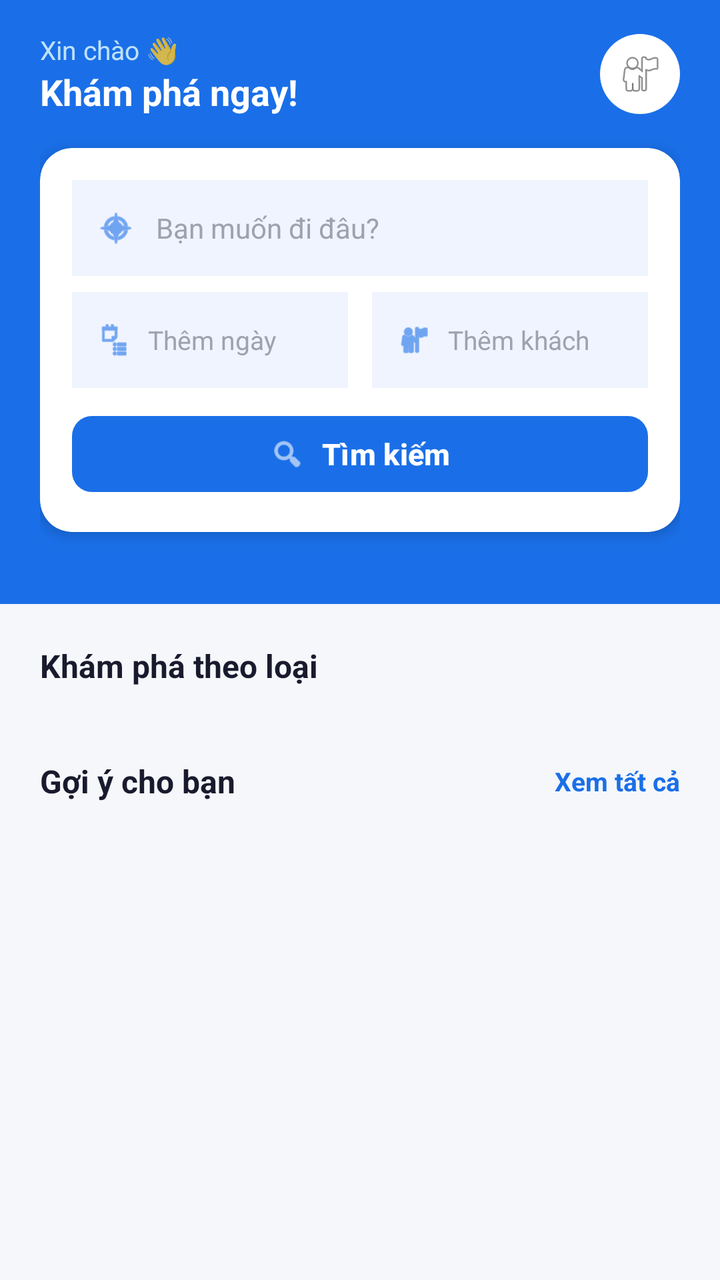
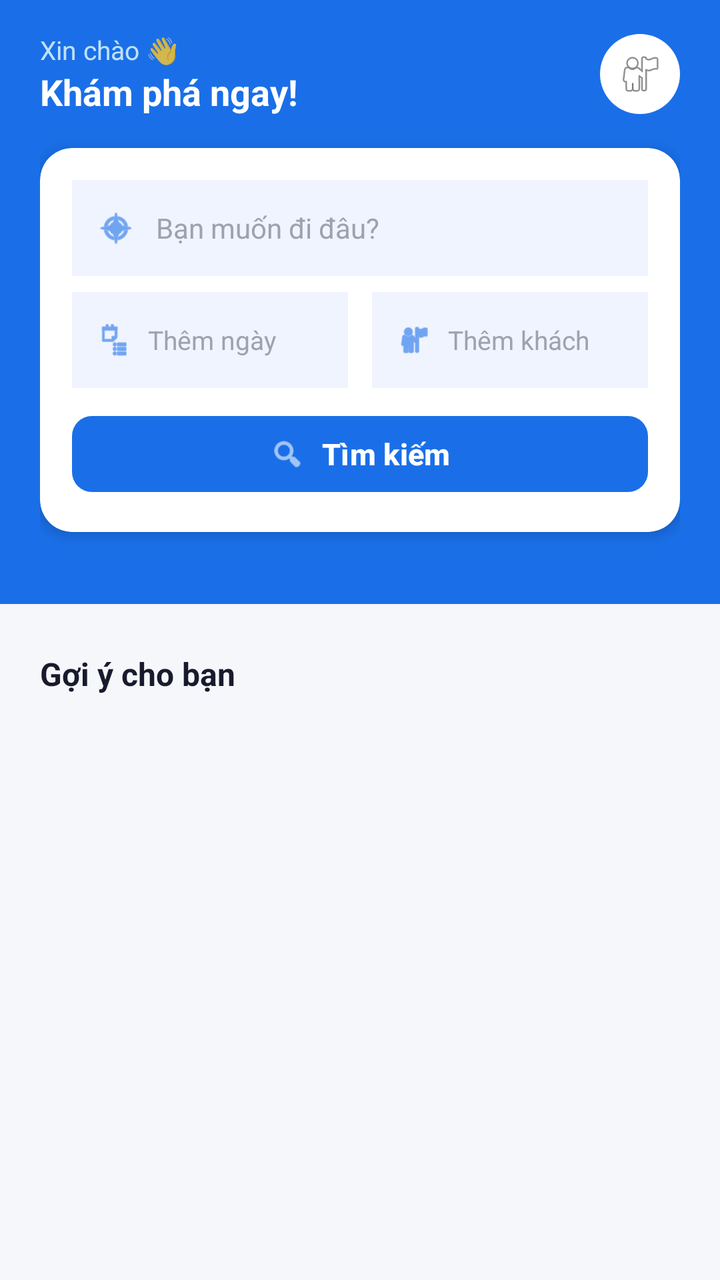

An Android layout rendered at two revisions. The XML below is the earlier revision; the diff shows what the commit changed to produce the second picture.
<!-- AndroidManifest.xml: application theme Theme.BookingApp -->
<!-- res/layout/fragment_home.xml -->
<?xml version="1.0" encoding="utf-8"?>
<androidx.coordinatorlayout.widget.CoordinatorLayout xmlns:android="http://schemas.android.com/apk/res/android"
    xmlns:app="http://schemas.android.com/apk/res-auto"
    android:layout_width="match_parent"
    android:layout_height="match_parent"
    android:background="@color/background">

    
    <com.google.android.material.appbar.AppBarLayout
        android:id="@+id/appBarLayout"
        android:layout_width="match_parent"
        android:layout_height="wrap_content"
        android:background="@color/primary"
        android:fitsSystemWindows="true"
        app:elevation="0dp">

        <LinearLayout
            android:layout_width="match_parent"
            android:layout_height="wrap_content"
            android:orientation="vertical"
            android:paddingStart="20dp"
            android:paddingTop="16dp"
            android:paddingEnd="20dp"
            android:paddingBottom="24dp">

            
            <LinearLayout
                android:layout_width="match_parent"
                android:layout_height="wrap_content"
                android:gravity="center_vertical"
                android:orientation="horizontal">

                <LinearLayout
                    android:layout_width="0dp"
                    android:layout_height="wrap_content"
                    android:layout_weight="1"
                    android:orientation="vertical">

                    <TextView
                        android:layout_width="wrap_content"
                        android:layout_height="wrap_content"
                        android:text="Xin chào 👋"
                        android:textColor="#CCE8FFFF"
                        android:textSize="13sp" />

                    <TextView
                        android:id="@+id/tvUserName"
                        android:layout_width="wrap_content"
                        android:layout_height="wrap_content"
                        android:text="Khám phá ngay!"
                        android:textColor="@color/white"
                        android:textSize="18sp"
                        android:textStyle="bold" />
                </LinearLayout>

                <ImageView
                    android:id="@+id/ivAvatar"
                    android:layout_width="40dp"
                    android:layout_height="40dp"
                    android:background="@drawable/circle_white_bg"
                    android:src="@android:drawable/ic_menu_myplaces"
                    android:padding="8dp" />
            </LinearLayout>

            
            <androidx.cardview.widget.CardView
                android:id="@+id/cardSearch"
                android:layout_width="match_parent"
                android:layout_height="wrap_content"
                android:layout_marginTop="16dp"
                app:cardBackgroundColor="@color/white"
                app:cardCornerRadius="16dp"
                app:cardElevation="4dp">

                <LinearLayout
                    android:layout_width="match_parent"
                    android:layout_height="wrap_content"
                    android:orientation="vertical"
                    android:padding="16dp">

                    
                    <LinearLayout
                        android:id="@+id/layoutSearchLocation"
                        android:layout_width="match_parent"
                        android:layout_height="48dp"
                        android:background="@color/surface_variant"
                        android:gravity="center_vertical"
                        android:orientation="horizontal"
                        android:paddingStart="12dp"
                        android:paddingEnd="12dp">

                        <ImageView
                            android:layout_width="20dp"
                            android:layout_height="20dp"
                            android:src="@android:drawable/ic_menu_compass"
                            android:tint="@color/primary" />

                        <TextView
                            android:id="@+id/tvSearchLocation"
                            android:layout_width="0dp"
                            android:layout_height="wrap_content"
                            android:layout_marginStart="10dp"
                            android:layout_weight="1"
                            android:text="Bạn muốn đi đâu?"
                            android:textColor="@color/text_hint"
                            android:textSize="14sp" />
                    </LinearLayout>

                    
                    <LinearLayout
                        android:layout_width="match_parent"
                        android:layout_height="wrap_content"
                        android:layout_marginTop="8dp"
                        android:orientation="horizontal">

                        
                        <LinearLayout
                            android:id="@+id/layoutSearchDate"
                            android:layout_width="0dp"
                            android:layout_height="48dp"
                            android:layout_marginEnd="6dp"
                            android:layout_weight="1"
                            android:background="@color/surface_variant"
                            android:gravity="center_vertical"
                            android:orientation="horizontal"
                            android:paddingStart="12dp"
                            android:paddingEnd="12dp">

                            <ImageView
                                android:layout_width="18dp"
                                android:layout_height="18dp"
                                android:src="@android:drawable/ic_menu_agenda"
                                android:tint="@color/primary" />

                            <TextView
                                android:id="@+id/tvSearchDate"
                                android:layout_width="wrap_content"
                                android:layout_height="wrap_content"
                                android:layout_marginStart="8dp"
                                android:text="Thêm ngày"
                                android:textColor="@color/text_hint"
                                android:textSize="13sp" />
                        </LinearLayout>

                        
                        <LinearLayout
                            android:id="@+id/layoutSearchGuest"
                            android:layout_width="0dp"
                            android:layout_height="48dp"
                            android:layout_marginStart="6dp"
                            android:layout_weight="1"
                            android:background="@color/surface_variant"
                            android:gravity="center_vertical"
                            android:orientation="horizontal"
                            android:paddingStart="12dp"
                            android:paddingEnd="12dp">

                            <ImageView
                                android:layout_width="18dp"
                                android:layout_height="18dp"
                                android:src="@android:drawable/ic_menu_myplaces"
                                android:tint="@color/primary" />

                            <TextView
                                android:id="@+id/tvSearchGuest"
                                android:layout_width="wrap_content"
                                android:layout_height="wrap_content"
                                android:layout_marginStart="8dp"
                                android:text="Thêm khách"
                                android:textColor="@color/text_hint"
                                android:textSize="13sp" />
                        </LinearLayout>
                    </LinearLayout>

                    
                    <com.google.android.material.button.MaterialButton
                        android:id="@+id/btnSearch"
                        android:layout_width="match_parent"
                        android:layout_height="46dp"
                        android:layout_marginTop="10dp"
                        android:text="Tìm kiếm"
                        android:textColor="@color/white"
                        android:textSize="15sp"
                        android:textStyle="bold"
                        app:backgroundTint="@color/primary"
                        app:cornerRadius="10dp"
                        app:icon="@android:drawable/ic_menu_search"
                        app:iconGravity="textStart"
                        app:iconTint="@color/white" />
                </LinearLayout>
            </androidx.cardview.widget.CardView>

            <HorizontalScrollView
                android:layout_width="match_parent"
                android:layout_height="wrap_content"
                android:layout_marginTop="12dp"
                android:scrollbars="none">

                <com.google.android.material.chip.ChipGroup
                    android:id="@+id/chipGroupCities"
                    android:layout_width="wrap_content"
                    android:layout_height="wrap_content"
                    app:singleLine="true"
                    app:singleSelection="false" />
            </HorizontalScrollView>
        </LinearLayout>
    </com.google.android.material.appbar.AppBarLayout>

    
    <androidx.core.widget.NestedScrollView
        android:layout_width="match_parent"
        android:layout_height="match_parent"
        app:layout_behavior="@string/appbar_scrolling_view_behavior">

        <LinearLayout
            android:layout_width="match_parent"
            android:layout_height="wrap_content"
            android:orientation="vertical"
            android:paddingBottom="16dp">

            
            <TextView
                android:layout_width="wrap_content"
                android:layout_height="wrap_content"
                android:layout_marginStart="20dp"
                android:layout_marginTop="20dp"
                android:layout_marginBottom="12dp"
                android:text="Khám phá theo loại"
                android:textColor="@color/text_primary"
                android:textSize="16sp"
                android:textStyle="bold" />

            <androidx.recyclerview.widget.RecyclerView

                android:id="@+id/rvCategory"
                android:layout_width="match_parent"
                android:layout_height="wrap_content"
                android:clipToPadding="false"
                android:orientation="horizontal"
                android:paddingStart="16dp"
                android:paddingEnd="16dp"
                app:layoutManager="androidx.recyclerview.widget.LinearLayoutManager" />

            
            <LinearLayout
                android:layout_width="match_parent"
                android:layout_height="wrap_content"
                android:layout_marginTop="24dp"
                android:gravity="center_vertical"
                android:orientation="horizontal"
                android:paddingStart="20dp"
                android:paddingEnd="20dp">

                <TextView
                    android:layout_width="0dp"
                    android:layout_height="wrap_content"
                    android:layout_weight="1"
                    android:text="Gợi ý cho bạn"
                    android:textColor="@color/text_primary"
                    android:textSize="16sp"
                    android:textStyle="bold" />

                <TextView
                    android:id="@+id/tvSeeAll"
                    android:layout_width="wrap_content"
                    android:layout_height="wrap_content"
                    android:text="Xem tất cả"
                    android:textColor="@color/primary"
                    android:textSize="13sp"
                    android:textStyle="bold" />
            </LinearLayout>

            
            <androidx.recyclerview.widget.RecyclerView
                android:id="@+id/rvHomestay"
                android:layout_width="match_parent"
                android:layout_height="wrap_content"
                android:layout_marginTop="12dp"
                android:clipToPadding="false"
                android:nestedScrollingEnabled="false"
                android:paddingStart="12dp"
                android:paddingEnd="12dp" />

        </LinearLayout>
    </androidx.core.widget.NestedScrollView>

</androidx.coordinatorlayout.widget.CoordinatorLayout>
<!-- resources referenced by this layout -->
<resources>
  <color name="background">#F5F7FA</color>
  <color name="primary">#1A6FE8</color>
  <color name="surface_variant">#F0F4FF</color>
  <color name="text_hint">#9CA3AF</color>
  <color name="text_primary">#1A1A2E</color>
  <color name="white">#FFFFFFFF</color>
  <!-- drawable circle_white_bg (drawable) -->
  <?xml version="1.0" encoding="utf-8"?>
  <shape xmlns:android="http://schemas.android.com/apk/res/android"
      android:shape="oval">
      <solid android:color="#FFFFFF" />
      <size
          android:width="72dp"
          android:height="72dp" />
  </shape>
  <style name="Theme.BookingApp" parent="Base.Theme.BookingApp" />
  <style name="Base.Theme.BookingApp" parent="Theme.Material3.DayNight.NoActionBar">
          <item name="android:statusBarColor">@color/primary</item>
          <item name="android:windowLightStatusBar">false</item>
      </style>
</resources>

<!-- the commit's change to res/layout/fragment_home.xml (unified diff, before → after) -->
@@ -228,10 +228,13 @@
                 android:text="Khám phá theo loại"
                 android:textColor="@color/text_primary"
                 android:textSize="16sp"
-                android:textStyle="bold" />
+                android:textStyle="bold"
+                android:visibility="gone"
+
+                />
 
             <androidx.recyclerview.widget.RecyclerView
-
+                android:visibility="gone"
                 android:id="@+id/rvCategory"
                 android:layout_width="match_parent"
                 android:layout_height="wrap_content"
@@ -261,6 +264,7 @@
                     android:textStyle="bold" />
 
                 <TextView
+                    android:visibility="gone"
                     android:id="@+id/tvSeeAll"
                     android:layout_width="wrap_content"
                     android:layout_height="wrap_content"
